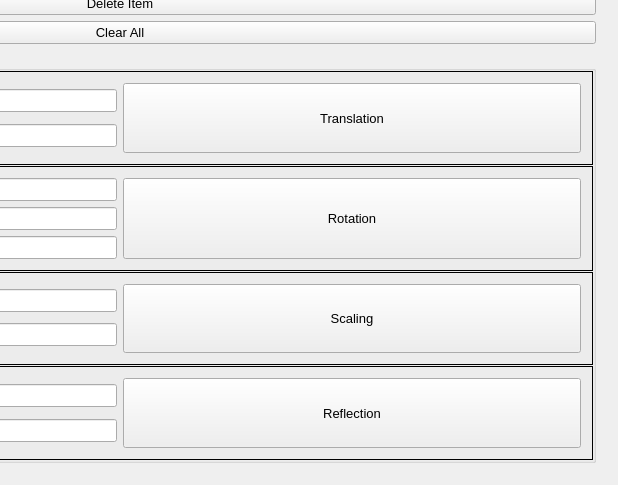
Before: the Qt Designer form window.ui in giahuyng98/computer-graphics, drawn with Qt 5; both pictures show x 640 to 1258 and y 167 to 652 of the 1258 by 652 pixel window.
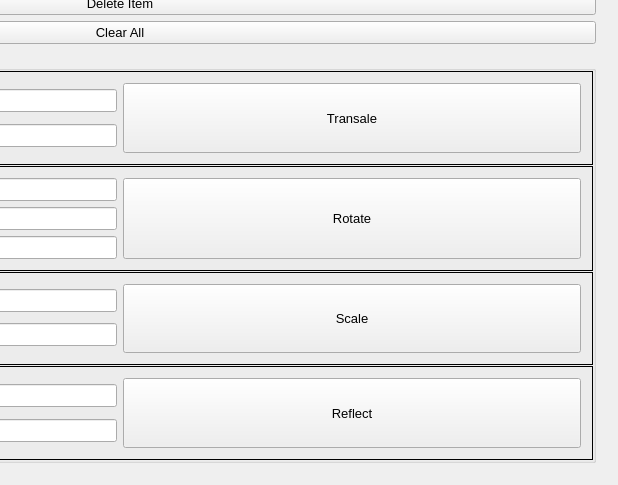
After: the same form once the commit is applied.

```diff
--- a/window.ui
+++ b/window.ui
@@ -511,7 +511,7 @@
                        </sizepolicy>
                       </property>
                       <property name="text">
-                       <string>Translation</string>
+                       <string>Transale</string>
                       </property>
                      </widget>
                     </item>
@@ -648,7 +648,7 @@
                        </sizepolicy>
                       </property>
                       <property name="text">
-                       <string>Rotation</string>
+                       <string>Rotate</string>
                       </property>
                      </widget>
                     </item>
@@ -756,7 +756,7 @@
                        </sizepolicy>
                       </property>
                       <property name="text">
-                       <string>Scaling</string>
+                       <string>Scale</string>
                       </property>
                      </widget>
                     </item>
@@ -864,7 +864,7 @@
                        </sizepolicy>
                       </property>
                       <property name="text">
-                       <string>Reflection</string>
+                       <string>Reflect</string>
                       </property>
                      </widget>
                     </item>
```
Left out of the diff: 2 changed lines with no effect on the pictures.
